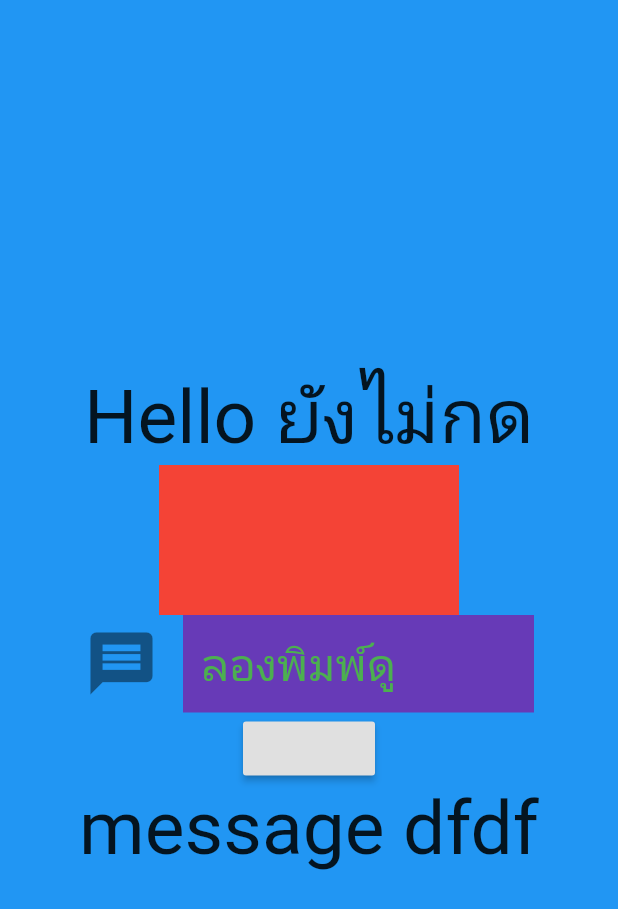
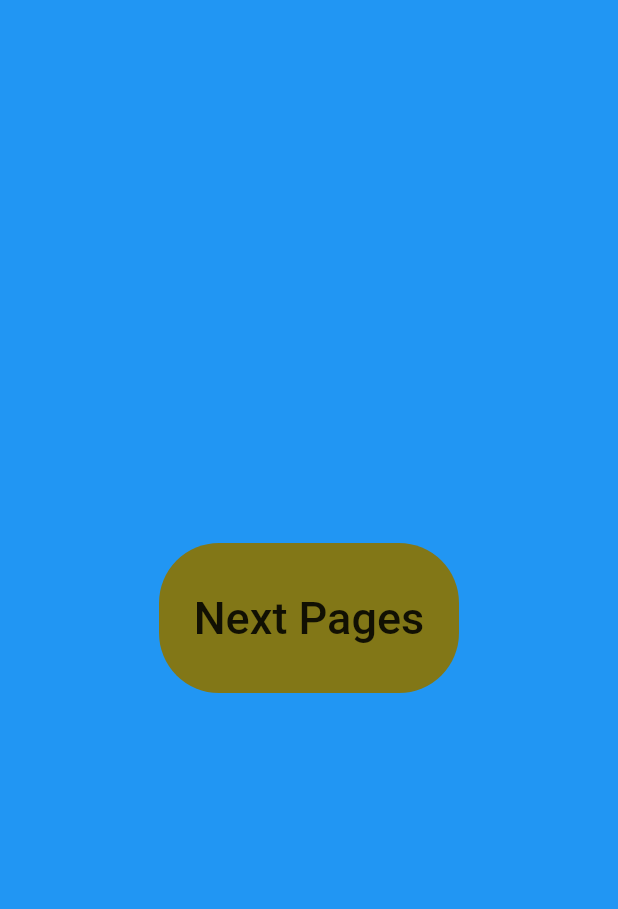
Before and after one commit to sanayut12345/cpe5today_2mobile, a Flutter app: the screen it shows after launch, on a phone screen of 412 x 824 dp. Shown: the top 909 px of the screen. Run offline on Flutter 3.47's test engine with Material 2 defaults, Android fonts, the phone set to English and light mode, and no system bars.

```diff
--- a/lib/main.dart
+++ b/lib/main.dart
@@ -25,101 +25,63 @@ class TestStateflull extends StatefulWidget {
 }
 
 class _TestStateflullState extends State<TestStateflull> {
-  String message = "ยังไม่กด";
-  List<Color> color = [Colors.red,Colors.amber];
-  int countColors = 0;
-  _ontapup(){
-    setState(() {
-      message = "ปล่อยแล้ว";
-      countColors = 0;
-    });
+
+  @override
+  Widget build(BuildContext context) {
+    return Container(
+      alignment: Alignment.center,
+      child: Column(
+        mainAxisAlignment: MainAxisAlignment.center,
+        children: [
+          FlatButton(
+            onPressed: (){
+
+            },
+            child: Container(
+              alignment: Alignment.center,
+              height: 100,
+              width: 200,
+              decoration: BoxDecoration(
+                color: Colors.lime[900],
+                borderRadius: BorderRadius.all(Radius.circular(40.0))
+              ),
+              child: Text(
+                "Next Pages",
+                style: TextStyle(
+                  fontSize: 30.0
+                ),
+                ),
+            ),
+          ),
+        ],
+      ),
+    );
   }
-  _ontapdown(){
-    setState(() {
-      message = "กดแล้ว";
-      countColors = 1;
-    });
 }
 
-  TextEditingController messagefrom;
+
+
+class Screen2 extends StatefulWidget {
   @override
-  void initState() {
-    // TODO: implement initState
-    super.initState();
-    messagefrom = TextEditingController();
+  _Screen2State createState() => _Screen2State();
 }
-  // @override
-  // void dispose() {
-  //   // TODO: implement dispose
-  //   super.dispose();
-  // }
-  String _messages = "dfdf";
-  _onsubmitt(){
-    setState(() {
-      _messages = messagefrom.text;
-    });
 
-  }
+class _Screen2State extends State<Screen2> {
   @override
   Widget build(BuildContext context) {
-    return Column(
-      mainAxisAlignment: MainAxisAlignment.center,
-      children: [
-        Text(
-          "Hello $message",
+    return Scaffold(
+      appBar: AppBar(
+        title: Text("Page2"),
+      ),
+      body: Container(
+        color: Colors.pink,
+        child: Text(
+          "Page 2 น่ะ",
           style: TextStyle(
             fontSize: 50.0
           ),
           ),
-        GestureDetector(
-
-          onTapDown: (e) =>{
-            _ontapdown()
-          },
-          onTapUp: (e)=>{
-            _ontapup()
-          },
-          child: Container(
-            width: 200,
-            height: 100,
-            color: color[countColors],
       ),
-        ),
-        Container(
-          width: 300.0,
-          child: TextFormField(
-            controller: messagefrom,
-            decoration: InputDecoration(
-              hintText: "ลองพิมพ์ดู",
-              hintStyle: TextStyle(
-                color: Colors.green,
-                fontSize: 30.0
-              ),
-              border: InputBorder.none,
-              icon: Icon(
-                Icons.message,
-                size: 50.0,
-                ),
-                fillColor: Colors.deepPurple,
-                filled: true,
-            ),
-
-          ),
-        ),
-        RaisedButton(
-          onPressed: (){
-            _onsubmitt();
-            messagefrom.clear();
-        }),
-        Text(
-          "message $_messages",
-          style: TextStyle(
-            fontSize: 50
-          ),
-        )
-      ],
     );
   }
-
-
 }
```
Lines whose indentation alone changed are shown as unchanged.
